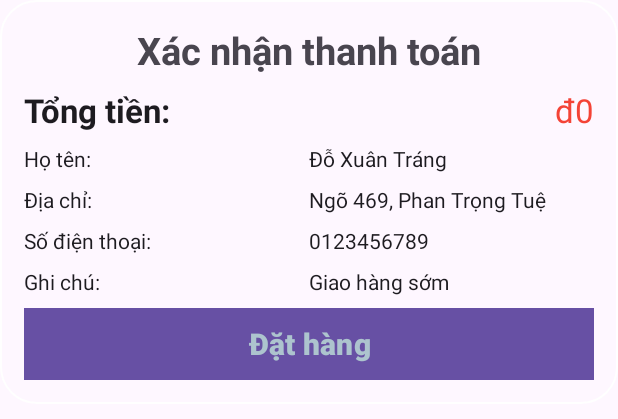
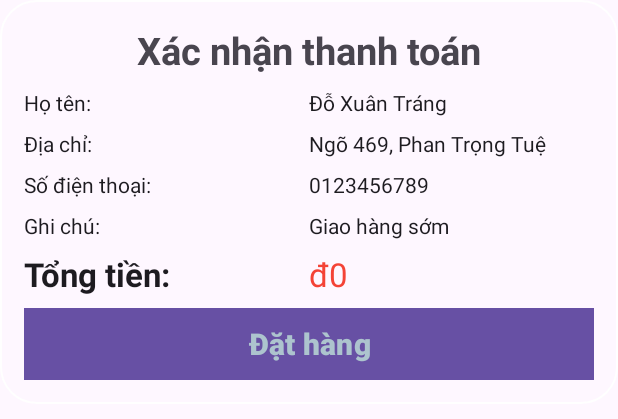
Before and after one commit to DzungNguyen513/PhoneSaleAppApi-FE, an Android app: the layout bottomdialog_checkout.xml on its own in the app's theme, with its tools: preview values and no code run, on a phone screen of 412 x 824 dp. Shown: the top 419 px of the screen. Run offline under Robolectric (Android 15) with nearby library versions, the phone set to English and light mode, and no system bars.

Commit message:
Update BottomCheckoutActivity

```diff
--- a/app/src/main/java/com/example/phonesaleapp/view/shoppingcart/CheckoutActivity.java
+++ b/app/src/main/java/com/example/phonesaleapp/view/shoppingcart/CheckoutActivity.java
@@ -71,7 +71,7 @@ public class CheckoutActivity extends AppCompatActivity {
                     Toast.makeText(getApplicationContext(), "Vui lòng nhập đủ thông tin thanh toán", Toast.LENGTH_LONG).show();
                     return;
                 }
-                BottomDialogCheckout bottomDialog = new BottomDialogCheckout(totalPayment);
+                BottomDialogCheckout bottomDialog = new BottomDialogCheckout(totalPayment, customerName, deliveryAddress, phoneNumber, note);
                 bottomDialog.show(getSupportFragmentManager(), "BottomDialogCheckout");
                 bottomDialog.setOnConfirmListener(new BottomDialogCheckout.OnConfirmListener() {
                     @Override
--- a/app/src/main/res/layout/bottomdialog_checkout.xml
+++ b/app/src/main/res/layout/bottomdialog_checkout.xml
@@ -15,29 +15,6 @@
         android:textSize="25sp"
         android:textStyle="bold"
         android:gravity="center"/>
-
-    <RelativeLayout
-        android:layout_width="match_parent"
-        android:layout_height="wrap_content"
-        android:layout_marginTop="8dp">
-        <TextView
-            android:layout_width="wrap_content"
-            android:layout_height="wrap_content"
-            android:text="Tổng tiền: "
-            android:textStyle="bold"
-            android:layout_alignParentStart="true"
-            android:layout_centerVertical="true"
-            android:textAppearance="@style/TextAppearance.AppCompat.Large"/>
-        <TextView
-            android:id="@+id/tv_total"
-            android:layout_width="wrap_content"
-            android:layout_height="wrap_content"
-            android:text="đ0"
-            android:textColor="@color/material_red"
-            android:layout_alignParentEnd="true"
-            android:layout_centerVertical="true"
-            android:textAppearance="@style/TextAppearance.AppCompat.Large"/>
-    </RelativeLayout>
 
     <LinearLayout
         android:layout_width="match_parent"
@@ -128,6 +105,29 @@
     <LinearLayout
         android:layout_width="match_parent"
         android:layout_height="wrap_content"
+        android:layout_marginTop="8dp"
+        android:orientation="horizontal"
+        android:weightSum="2">
+        <TextView
+            android:layout_width="0dp"
+            android:layout_height="wrap_content"
+            android:text="Tổng tiền: "
+            android:textStyle="bold"
+            android:layout_weight="1"
+            android:textAppearance="@style/TextAppearance.AppCompat.Large"/>
+        <TextView
+            android:id="@+id/tv_total"
+            android:layout_width="0dp"
+            android:layout_height="wrap_content"
+            android:text="đ0"
+            android:textColor="@color/material_red"
+            android:layout_weight="1"
+            android:textAppearance="@style/TextAppearance.AppCompat.Large"/>
+    </LinearLayout>
+
+    <LinearLayout
+        android:layout_width="match_parent"
+        android:layout_height="wrap_content"
         android:layout_marginTop="8dp">
         <Button
             android:id="@+id/btn_ConfirmBuy"
```
Also changed, not shown: app/src/main/java/com/example/phonesaleapp/view/shoppingcart/BottomDialogCheckout.java (+20 -6 lines).
